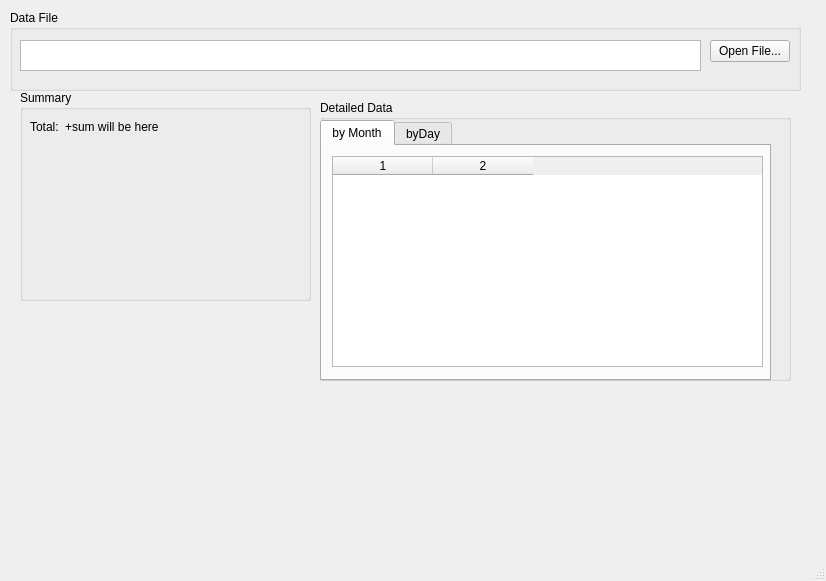
Qt form src/MainWindow.ui (Sigurdur42/TimeTracker) before a commit.
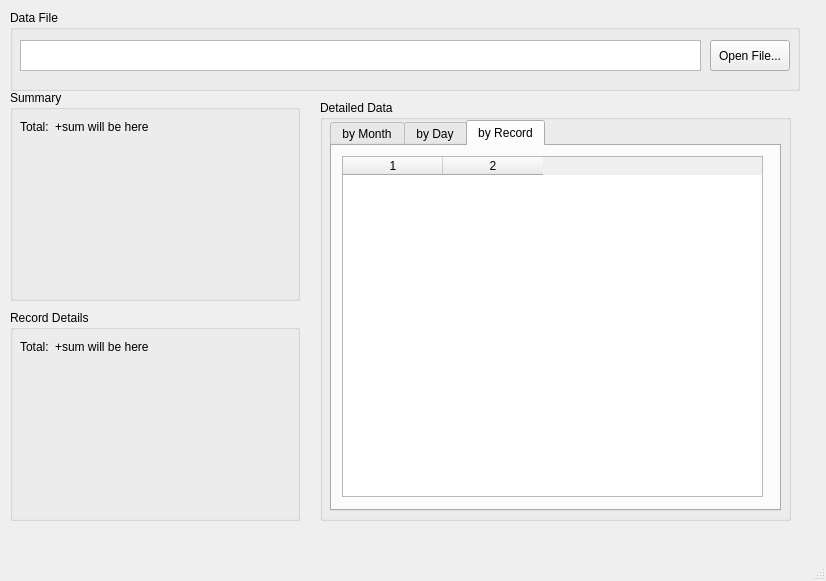
The same form after that commit. The open tabs and pages were chosen to show the change.

Commit message: Added by record data

```diff
--- a/src/MainWindow.ui
+++ b/src/MainWindow.ui
@@ -19,7 +19,7 @@
      <rect>
       <x>10</x>
       <y>10</y>
-      <width>791</width>
+      <width>790</width>
       <height>81</height>
      </rect>
     </property>
@@ -48,7 +48,7 @@
        <x>700</x>
        <y>30</y>
        <width>80</width>
-       <height>22</height>
+       <height>31</height>
       </rect>
      </property>
      <property name="text">
@@ -59,9 +59,9 @@
    <widget class="QGroupBox" name="groupBox_2">
     <property name="geometry">
      <rect>
-      <x>20</x>
+      <x>10</x>
       <y>90</y>
-      <width>291</width>
+      <width>290</width>
       <height>211</height>
      </rect>
     </property>
@@ -101,7 +101,7 @@
       <x>320</x>
       <y>100</y>
       <width>471</width>
-      <height>281</height>
+      <height>421</height>
      </rect>
     </property>
     <property name="title">
@@ -110,10 +110,10 @@
     <widget class="QTabWidget" name="tabData">
      <property name="geometry">
       <rect>
-       <x>0</x>
+       <x>10</x>
        <y>20</y>
        <width>451</width>
-       <height>261</height>
+       <height>391</height>
       </rect>
      </property>
      <property name="currentIndex">
@@ -128,8 +128,8 @@
         <rect>
          <x>10</x>
          <y>10</y>
-         <width>431</width>
-         <height>211</height>
+         <width>421</width>
+         <height>341</height>
         </rect>
        </property>
        <property name="alternatingRowColors">
@@ -150,7 +150,7 @@
      </widget>
      <widget class="QWidget" name="tabByDay">
       <attribute name="title">
-       <string>byDay</string>
+       <string>by Day</string>
       </attribute>
       <widget class="QTableWidget" name="tableByDay">
        <property name="geometry">
@@ -177,6 +177,83 @@
        <column/>
       </widget>
      </widget>
+     <widget class="QWidget" name="tab">
+      <attribute name="title">
+       <string>by Record</string>
+      </attribute>
+      <widget class="QTableWidget" name="tableByRecord">
+       <property name="geometry">
+        <rect>
+         <x>10</x>
+         <y>10</y>
+         <width>421</width>
+         <height>341</height>
+        </rect>
+       </property>
+       <property name="sizePolicy">
+        <sizepolicy hsizetype="Maximum" vsizetype="Expanding">
+         <horstretch>0</horstretch>
+         <verstretch>0</verstretch>
+        </sizepolicy>
+       </property>
+       <property name="editTriggers">
+        <set>QAbstractItemView::NoEditTriggers</set>
+       </property>
+       <property name="alternatingRowColors">
+        <bool>true</bool>
+       </property>
+       <property name="selectionMode">
+        <enum>QAbstractItemView::SingleSelection</enum>
+       </property>
+       <property name="selectionBehavior">
+        <enum>QAbstractItemView::SelectRows</enum>
+       </property>
+       <property name="columnCount">
+        <number>2</number>
+       </property>
+       <column/>
+       <column/>
+      </widget>
+     </widget>
+    </widget>
+   </widget>
+   <widget class="QGroupBox" name="groupBoxRecordDetail">
+    <property name="geometry">
+     <rect>
+      <x>10</x>
+      <y>310</y>
+      <width>290</width>
+      <height>211</height>
+     </rect>
+    </property>
+    <property name="title">
+     <string>Record Details</string>
+    </property>
+    <widget class="QWidget" name="formLayoutWidget_2">
+     <property name="geometry">
+      <rect>
+       <x>10</x>
+       <y>30</y>
+       <width>271</width>
+       <height>171</height>
+      </rect>
+     </property>
+     <layout class="QFormLayout" name="formLayout_2">
+      <item row="0" column="0">
+       <widget class="QLabel" name="label_2">
+        <property name="text">
+         <string>Total:</string>
+        </property>
+       </widget>
+      </item>
+      <item row="0" column="1">
+       <widget class="QLabel" name="labelOvertimeSummary_2">
+        <property name="text">
+         <string>+sum will be here</string>
+        </property>
+       </widget>
+      </item>
+     </layout>
     </widget>
    </widget>
   </widget>
```
Left out of the diff: 16 changed lines with no effect on the pictures. The commit also changes 3 other files.
